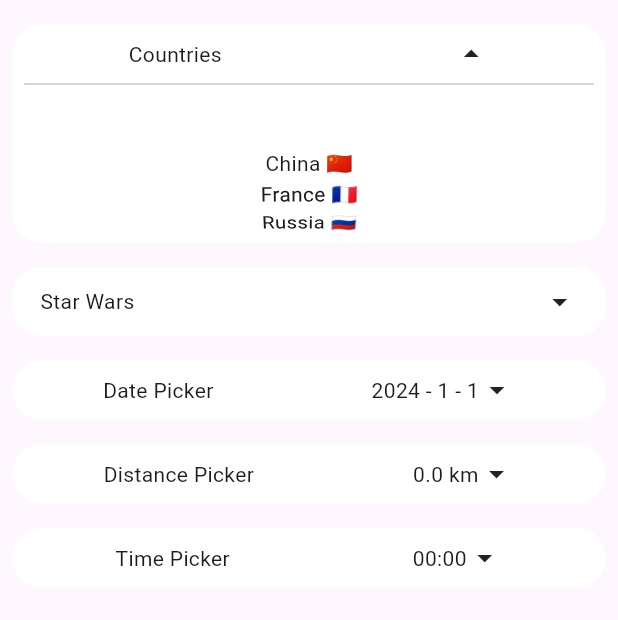
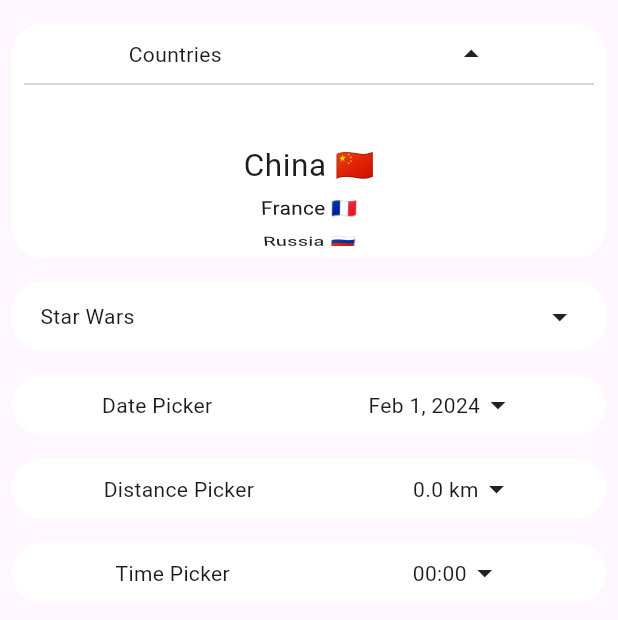
Before and after one commit to fanjin-z/dropdown_wheel_picker, a Flutter app: the screen it shows after launch, after a tap on "Countries", on a phone screen of 412 x 824 dp. Shown: the top 620 px of the screen. Run offline on Flutter 3.47's test engine with Material 3 defaults, Android fonts, the phone set to English and light mode, and no system bars.

Commit message:
adjust scroll wheel view

```diff
--- a/lib/src/datetime_picker.dart
+++ b/lib/src/datetime_picker.dart
@@ -9,6 +9,7 @@ class DropdownDatePicker extends StatefulWidget {
       required this.firstYear,
       required this.lastYear,
       this.onChanged,
+      this.scrollWheelHeight = 100,
       this.backgroundColor = Colors.white});
 
   final Widget pickerTitle;
@@ -16,6 +17,7 @@ class DropdownDatePicker extends StatefulWidget {
   final int firstYear;
   final int lastYear;
   final ValueChanged<DateTime>? onChanged;
+  final double scrollWheelHeight;
   final Color backgroundColor;
 
   @override
@@ -29,7 +31,7 @@ class _DropdownDatePickerState extends State<DropdownDatePicker> {
   late int selectedMonth;
   late int selectedDay;
 
-  List<Widget> months = List.generate(12, (index) => Text('${index + 1}'));
+  List<Widget> months = List.generate(12, (index) => Text(monthAbbr[index]));
 
   @override
   void initState() {
@@ -61,7 +63,8 @@ class _DropdownDatePickerState extends State<DropdownDatePicker> {
                   children: [
                     widget.pickerTitle,
                     Row(children: [
-                      Text('$selectedYear - $selectedMonth - $selectedDay'),
+                      Text(
+                          '${monthAbbr[selectedMonth]} $selectedDay, $selectedYear'),
                       isToggle
                           ? Icon(Icons.arrow_drop_up)
                           : Icon(Icons.arrow_drop_down)
@@ -73,25 +76,10 @@ class _DropdownDatePickerState extends State<DropdownDatePicker> {
                 children: [
                   Divider(),
                   SizedBox(
-                      height: 90,
+                      height: widget.scrollWheelHeight,
                       child: ListView(
                         scrollDirection: Axis.horizontal,
                         children: [
-                          ItemScrollView(
-                              width: MediaQuery.of(context).size.width / 3,
-                              items: List.generate(
-                                  widget.lastYear - widget.firstYear + 1,
-                                  (index) =>
-                                      Text('${widget.firstYear + index}')),
-                              onChanged: (index) {
-                                setState(() {
-                                  selectedYear = widget.firstYear + index;
-                                });
-                                if (widget.onChanged != null) {
-                                  widget.onChanged!(DateTime(selectedYear,
-                                      selectedMonth, selectedDay));
-                                }
-                              }),
                           ItemScrollView(
                               width: MediaQuery.of(context).size.width / 3,
                               items: months,
@@ -118,6 +106,21 @@ class _DropdownDatePickerState extends State<DropdownDatePicker> {
                                       selectedMonth, selectedDay));
                                 }
                               }),
+                          ItemScrollView(
+                              width: MediaQuery.of(context).size.width / 3,
+                              items: List.generate(
+                                  widget.lastYear - widget.firstYear + 1,
+                                  (index) =>
+                                      Text('${widget.firstYear + index}')),
+                              onChanged: (index) {
+                                setState(() {
+                                  selectedYear = widget.firstYear + index;
+                                });
+                                if (widget.onChanged != null) {
+                                  widget.onChanged!(DateTime(selectedYear,
+                                      selectedMonth, selectedDay));
+                                }
+                              }),
                         ],
                       ))
                 ],
@@ -136,3 +139,18 @@ bool isLeapYear(int year) =>
 
 int daysInMonth(int year, int month) =>
     (month == 2 && isLeapYear(year)) ? 29 : _daysInMonth[month];
+
+const monthAbbr = [
+  'Jan',
+  'Feb',
+  'Mar',
+  'Apr',
+  'May',
+  'Jun',
+  'Jul',
+  'Aug',
+  'Sep',
+  'Oct',
+  'Nov',
+  'Dev'
+];
--- a/lib/src/distance_picker.dart
+++ b/lib/src/distance_picker.dart
@@ -6,10 +6,12 @@ class DropdownDistancePicker extends StatefulWidget {
       {super.key,
       required this.pickerTitle,
       this.onChanged,
+      this.scrollWheelHeight = 100,
       this.backgroundColor = Colors.white});
 
   final Widget pickerTitle;
   final ValueChanged<Length>? onChanged;
+  final double scrollWheelHeight;
   final Color backgroundColor;
 
   @override
@@ -114,7 +116,7 @@ class _DropdownDistancePickerState extends State<DropdownDistancePicker> {
                   ]),
                   if (length.unit == 'km' || length.unit == 'mi')
                     SizedBox(
-                      height: 90,
+                      height: widget.scrollWheelHeight,
                       child: ListView(
                         scrollDirection: Axis.horizontal,
                         children: [
@@ -150,7 +152,7 @@ class _DropdownDistancePickerState extends State<DropdownDistancePicker> {
                     ),
                   if (length.unit == 'm')
                     SizedBox(
-                      height: 90,
+                      height: widget.scrollWheelHeight,
                       child: ItemScrollView(
                         width: MediaQuery.of(context).size.width,
                         items: List.generate(
--- a/lib/src/item_picker.dart
+++ b/lib/src/item_picker.dart
@@ -8,11 +8,13 @@ class DropdownItemPicker extends StatefulWidget {
       required this.pickerTitle,
       required this.items,
       this.onChanged,
+      this.scrollWheelHeight = 100,
       this.backgroundColor = Colors.white});
 
   final Widget pickerTitle;
   final List<Widget> items;
   final ValueChanged<Widget>? onChanged;
+  final double scrollWheelHeight;
   final Color backgroundColor;
 
   @override
@@ -57,7 +59,7 @@ class _DropdownItemPickerState extends State<DropdownItemPicker> {
                   Divider(),
                   ItemScrollView(
                     width: MediaQuery.of(context).size.width,
-                    height: 90,
+                    height: widget.scrollWheelHeight,
                     items: widget.items,
                     onChanged: (index) {
                       setState(() {
@@ -83,11 +85,13 @@ class DropdownMultiColItemPicker extends StatefulWidget {
       required this.pickerTitle,
       required this.multiColItems,
       this.onChanged,
+      this.scrollWheelHeight = 100,
       this.backgroundColor = Colors.white});
 
   final Widget pickerTitle;
   final List<List<Widget>> multiColItems;
   final ValueChanged<List<Widget?>>? onChanged;
+  final double scrollWheelHeight;
   final Color backgroundColor;
 
   @override
@@ -155,7 +159,7 @@ class _DropdownMultiItemPickerState extends State<DropdownMultiColItemPicker> {
                 children: [
                   Divider(),
                   SizedBox(
-                    height: 90,
+                    height: widget.scrollWheelHeight,
                     child: ListView.builder(
                         scrollDirection: Axis.horizontal,
                         itemCount: nCols,
--- a/lib/src/scroll_view.dart
+++ b/lib/src/scroll_view.dart
@@ -20,8 +20,11 @@ class ItemScrollView extends StatelessWidget {
       height: height,
       child: ListWheelScrollView.useDelegate(
         onSelectedItemChanged: onChanged,
-        itemExtent: 20,
+        itemExtent: 26,
         physics: const FixedExtentScrollPhysics(),
+        diameterRatio: 1.5,
+        useMagnifier: true,
+        magnification: 1.5,
         childDelegate: ListWheelChildBuilderDelegate(
             childCount: items.length,
             builder: (context, index) => items[index]),
```
